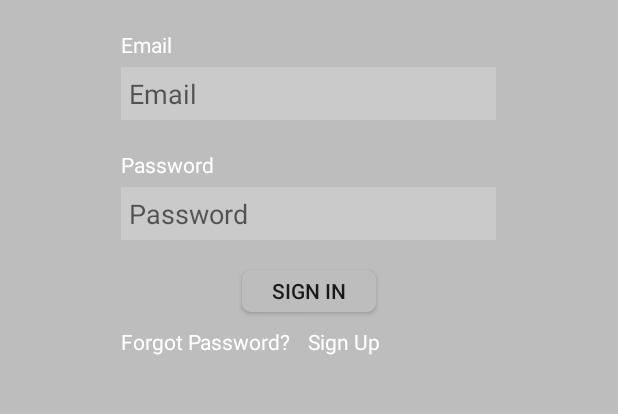
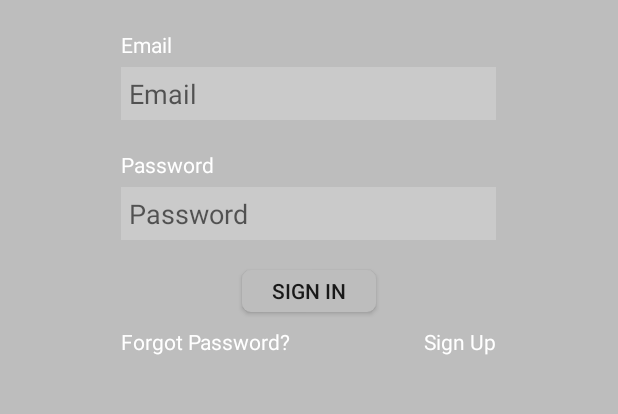
Before and after one commit to KaeMs/Arc, an Android app: the screen it shows after launch (MainActivity), on a phone screen of 412 x 824 dp, the part 248-662 px from its top. Run offline under Robolectric (Android 15) with nearby library versions, the light colour scheme and no system bars; our stand-ins replace ButterKnife; Roboto replaces fonts that are not available here.

Commit message:
Adjusted textcolor and alignment in Login Screen

```diff
--- a/app/src/main/java/com/med/fast/MainActivity.java
+++ b/app/src/main/java/com/med/fast/MainActivity.java
@@ -44,7 +44,7 @@ public class MainActivity extends FastBaseActivity {
             }
         });
 
-        NoUnderlineClickableSpan forgotPassSpan = new NoUnderlineClickableSpan() {
+        /*NoUnderlineClickableSpan forgotPassSpan = new NoUnderlineClickableSpan() {
             @Override
             public void onClick(View tv) {
                 Intent intent = new Intent(MainActivity.this, MainActivity.class);
@@ -54,9 +54,17 @@ public class MainActivity extends FastBaseActivity {
         SpannableStringBuilder forgotPassSpb = new SpannableStringBuilder(getString(R.string.forgot_password_question));
         forgotPassSpb.setSpan(forgotPassSpan, 0, forgotPassSpb.length(), Spanned.SPAN_EXCLUSIVE_EXCLUSIVE);
         forgotPassword.setText(forgotPassSpb);
-        forgotPassword.setMovementMethod(new LinkMovementMethod());
+        forgotPassword.setMovementMethod(new LinkMovementMethod());*/
 
-        NoUnderlineClickableSpan signupSpan = new NoUnderlineClickableSpan() {
+        forgotPassword.setOnClickListener(new View.OnClickListener() {
+            @Override
+            public void onClick(View v) {
+                Intent intent = new Intent(MainActivity.this, MainActivity.class);
+                startActivity(intent);
+            }
+        });
+
+        /*NoUnderlineClickableSpan signupSpan = new NoUnderlineClickableSpan() {
             @Override
             public void onClick(View tv) {
                 Intent intent = new Intent(MainActivity.this, SignupActivity.class);
@@ -66,6 +74,13 @@ public class MainActivity extends FastBaseActivity {
         SpannableStringBuilder signupSpb = new SpannableStringBuilder(getString(R.string.sign_up));
         signupSpb.setSpan(signupSpan, 0, signupSpb.length(), Spanned.SPAN_EXCLUSIVE_EXCLUSIVE);
         signup.setText(signupSpb);
-        signup.setMovementMethod(new LinkMovementMethod());
+        signup.setMovementMethod(new LinkMovementMethod());*/
+        signup.setOnClickListener(new View.OnClickListener() {
+            @Override
+            public void onClick(View v) {
+                Intent intent = new Intent(MainActivity.this, SignupActivity.class);
+                startActivity(intent);
+            }
+        });
     }
 }
--- /dev/null
+++ b/app/src/main/res/color/textcolor_white_to_tosca.xml
@@ -0,0 +1,11 @@
+<?xml version="1.0" encoding="utf-8"?>
+<selector xmlns:android="http://schemas.android.com/apk/res/android"
+    android:exitFadeDuration="150">
+
+        <item
+            android:state_pressed="true"
+            android:color="@color/tosca"/>
+
+        <item android:color="@color/white"/>
+
+</selector>
--- a/app/src/main/res/layout/activity_main.xml
+++ b/app/src/main/res/layout/activity_main.xml
@@ -6,7 +6,6 @@
     android:layout_height="match_parent"
     android:background="@color/grey"
     android:paddingTop="@dimen/default_activity_content_padding"
-    android:paddingBottom="@dimen/default_activity_content_padding"
     tools:context="com.med.fast.MainActivity"
     tools:ignore="RtlHardcoded">
 
@@ -18,28 +17,28 @@
             android:id="@+id/loginactivity_logo"
             android:layout_width="100dp"
             android:layout_height="100dp"
+            android:layout_centerHorizontal="true"
             android:layout_marginTop="55dp"
-            android:layout_centerHorizontal="true"
             android:contentDescription="@string/logo"
-            android:src="@mipmap/ic_launcher"/>
+            android:src="@mipmap/ic_launcher" />
 
         <com.med.fast.customviews.CustomFontTextView
             android:id="@+id/loginactivity_email_tv"
             android:layout_width="wrap_content"
             android:layout_height="wrap_content"
+            android:layout_alignLeft="@+id/loginactivity_email_et"
+            android:layout_below="@+id/loginactivity_logo"
             android:layout_marginTop="20dp"
             android:text="@string/email"
-            android:textColor="@color/white"
-            android:layout_below="@+id/loginactivity_logo"
-            android:layout_alignLeft="@+id/loginactivity_email_et" />
+            android:textColor="@color/white" />
 
         <com.med.fast.customviews.CustomFontEditText
             android:id="@+id/loginactivity_email_et"
             android:layout_width="@dimen/login_edittext_width"
             android:layout_height="wrap_content"
             android:layout_below="@+id/loginactivity_email_tv"
+            android:layout_centerHorizontal="true"
             android:layout_marginTop="5dp"
-            android:layout_centerHorizontal="true"
             android:background="@drawable/background_loginedittext"
             android:hint="@string/email"
             android:padding="@dimen/txtViewSmallPadding" />
@@ -48,65 +47,66 @@
             android:id="@+id/loginactivity_password_tv"
             android:layout_width="wrap_content"
             android:layout_height="wrap_content"
+            android:layout_alignLeft="@+id/loginactivity_password_et"
+            android:layout_below="@+id/loginactivity_email_et"
             android:layout_marginTop="20dp"
             android:text="@string/password"
-            android:textColor="@color/white"
-            android:layout_below="@+id/loginactivity_email_et"
-            android:layout_alignLeft="@+id/loginactivity_password_et" />
+            android:textColor="@color/white" />
 
         <com.med.fast.customviews.CustomFontEditText
             android:id="@+id/loginactivity_password_et"
             android:layout_width="@dimen/login_edittext_width"
             android:layout_height="wrap_content"
+            android:layout_below="@+id/loginactivity_password_tv"
+            android:layout_centerHorizontal="true"
             android:layout_marginTop="5dp"
-            android:layout_centerHorizontal="true"
             android:background="@drawable/background_loginedittext"
             android:hint="@string/password"
             android:inputType="textPassword"
-            android:padding="@dimen/txtViewSmallPadding"
-            android:layout_below="@+id/loginactivity_password_tv"/>
+            android:padding="@dimen/txtViewSmallPadding" />
 
         <com.med.fast.customviews.CustomFontButton
             android:id="@+id/loginactivity_login_btn"
             android:layout_width="wrap_content"
             android:layout_height="@dimen/btnSmallHeight"
+            android:layout_below="@+id/loginactivity_password_et"
+            android:layout_centerHorizontal="true"
             android:layout_marginTop="20dp"
-            android:layout_centerHorizontal="true"
-            android:layout_below="@+id/loginactivity_password_et"
-            android:text="@string/sign_in"
             android:background="@drawable/button_arcgrey_radius6"
             android:paddingLeft="@dimen/btnHorizontalMarginMedium"
-            android:paddingRight="@dimen/btnHorizontalMarginMedium" />
+            android:paddingRight="@dimen/btnHorizontalMarginMedium"
+            android:text="@string/sign_in" />
 
         <LinearLayout
             android:id="@+id/loginactivity_forgotpass_signup_wrapper"
             android:layout_width="@dimen/login_edittext_width"
             android:layout_height="wrap_content"
-            android:orientation="horizontal"
+            android:layout_below="@+id/loginactivity_login_btn"
             android:layout_centerHorizontal="true"
             android:layout_marginTop="10dp"
+            android:layout_marginBottom="@dimen/default_activity_content_padding"
             android:gravity="center_vertical"
-            android:layout_below="@+id/loginactivity_login_btn">
+            android:orientation="horizontal">
 
             <com.med.fast.customviews.CustomFontTextView
                 android:id="@+id/loginactivity_forgotpassword_tv"
+                style="@style/OneLineEllipsizeEndTV"
                 android:layout_width="0dp"
+                android:layout_height="wrap_content"
                 android:layout_weight="1"
-                android:layout_height="wrap_content"
                 android:gravity="start"
-                style="@style/OneLineEllipsizeEndTV"
                 android:text="@string/forgot_password_question"
-                android:textColor="@color/white"/>
+                android:textColor="@color/textcolor_white_to_tosca" />
 
             <com.med.fast.customviews.CustomFontTextView
                 android:id="@+id/loginactivity_signup_tv"
+                style="@style/OneLineEllipsizeEndTV"
                 android:layout_width="0dp"
+                android:layout_height="wrap_content"
                 android:layout_weight="1"
-                android:layout_height="wrap_content"
-                android:gravity="start"
-                style="@style/OneLineEllipsizeEndTV"
+                android:gravity="end"
                 android:text="@string/sign_up"
-                android:textColor="@color/white" />
+                android:textColor="@color/textcolor_white_to_tosca" />
 
         </LinearLayout>
 
--- a/gradle.properties
+++ b/gradle.properties
@@ -16,5 +16,5 @@ org.gradle.jvmargs=-Xmx1536m
 # http://www.gradle.org/docs/current/userguide/multi_project_builds.html#sec:decoupled_projects
 # org.gradle.parallel=true
 
-android_support_lib_version = 25.3.0
+android_support_lib_version = 25.3.1
 google_play_services_client_library_version = 9.0.2
```
